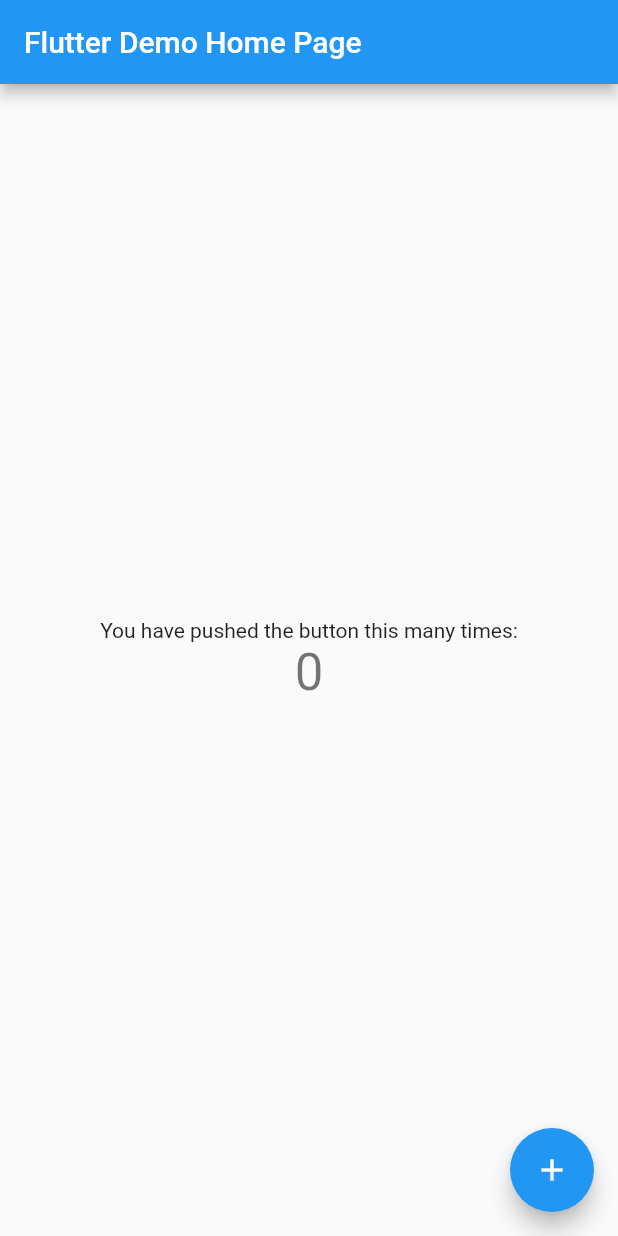
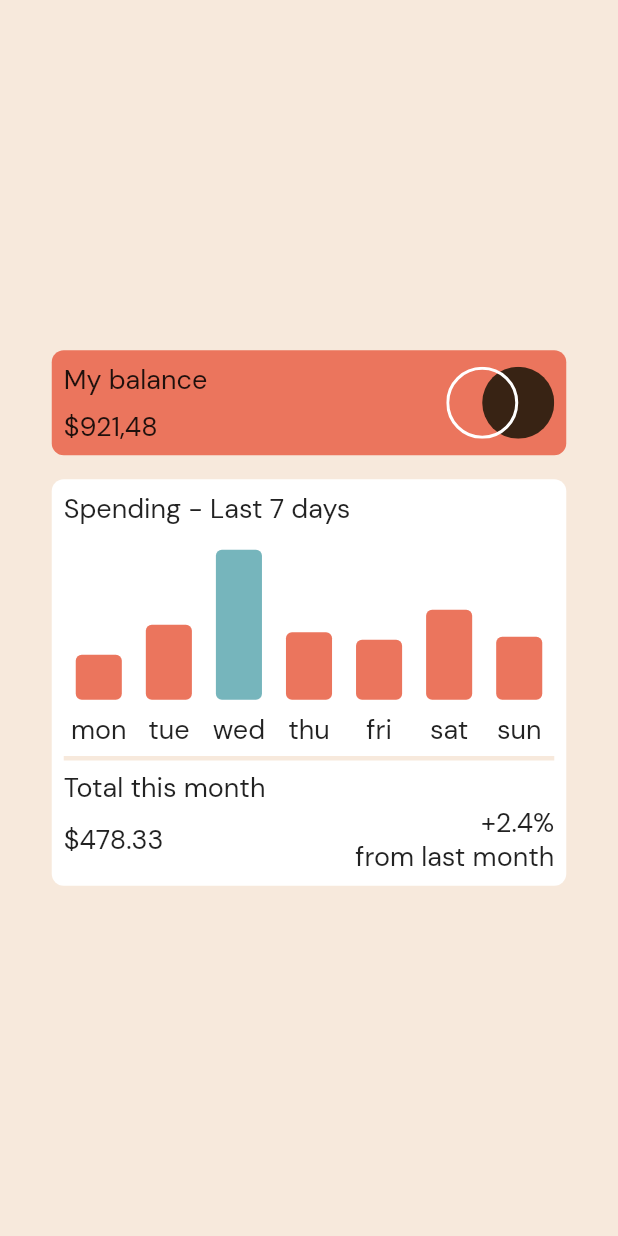
Before and after one commit to Pliavi/FM-flutter-1-expenses-chart-component, a Flutter app: the screen it shows after launch, on a phone screen of 412 x 824 dp. Run offline on Flutter 3.47's test engine with Material 2 defaults, Android fonts, the phone set to English and light mode, and no system bars; our stand-ins replace flutter_svg, google_fonts.

Commit message:
create design

```diff
--- a/lib/main.dart
+++ b/lib/main.dart
@@ -1,4 +1,7 @@
+import 'package:expense_chart_component/constants/colors.dart';
 import 'package:flutter/material.dart';
+import 'package:flutter_svg/svg.dart';
+import 'package:google_fonts/google_fonts.dart';
 
 void main() {
   runApp(const MyApp());
@@ -7,109 +10,140 @@
 class MyApp extends StatelessWidget {
   const MyApp({Key? key}) : super(key: key);
 
-  // This widget is the root of your application.
   @override
   Widget build(BuildContext context) {
+    final textTheme = Theme.of(context).textTheme;
+
     return MaterialApp(
       title: 'Flutter Demo',
       theme: ThemeData(
-        // This is the theme of your application.
-        //
-        // Try running your application with "flutter run". You'll see the
-        // application has a blue toolbar. Then, without quitting the app, try
-        // changing the primarySwatch below to Colors.green and then invoke
-        // "hot reload" (press "r" in the console where you ran "flutter run",
-        // or simply save your changes to "hot reload" in a Flutter IDE).
-        // Notice that the counter didn't reset back to zero; the application
-        // is not restarted.
         primarySwatch: Colors.blue,
+        textTheme: GoogleFonts.dmSansTextTheme(textTheme).copyWith(
+          bodyText2: GoogleFonts.dmSansTextTheme().bodyText2?.copyWith(
+                fontSize: 18,
+              ),
+        ),
       ),
-      home: const MyHomePage(title: 'Flutter Demo Home Page'),
+      home: const ExpenseChart(),
     );
   }
 }
 
-class MyHomePage extends StatefulWidget {
-  const MyHomePage({Key? key, required this.title}) : super(key: key);
-
-  // This widget is the home page of your application. It is stateful, meaning
-  // that it has a State object (defined below) that contains fields that affect
-  // how it looks.
-
-  // This class is the configuration for the state. It holds the values (in this
-  // case the title) provided by the parent (in this case the App widget) and
-  // used by the build method of the State. Fields in a Widget subclass are
-  // always marked "final".
-
-  final String title;
-
-  @override
-  State<MyHomePage> createState() => _MyHomePageState();
-}
-
-class _MyHomePageState extends State<MyHomePage> {
-  int _counter = 0;
-
-  void _incrementCounter() {
-    setState(() {
-      // This call to setState tells the Flutter framework that something has
-      // changed in this State, which causes it to rerun the build method below
-      // so that the display can reflect the updated values. If we changed
-      // _counter without calling setState(), then the build method would not be
-      // called again, and so nothing would appear to happen.
-      _counter++;
-    });
-  }
+class ExpenseChart extends StatelessWidget {
+  const ExpenseChart({Key? key}) : super(key: key);
 
   @override
   Widget build(BuildContext context) {
-    // This method is rerun every time setState is called, for instance as done
-    // by the _incrementCounter method above.
-    //
-    // The Flutter framework has been optimized to make rerunning build methods
-    // fast, so that you can just rebuild anything that needs updating rather
-    // than having to individually change instances of widgets.
     return Scaffold(
-      appBar: AppBar(
-        // Here we take the value from the MyHomePage object that was created by
-        // the App.build method, and use it to set our appbar title.
-        title: Text(widget.title),
-      ),
+      backgroundColor: CColors.background,
       body: Center(
-        // Center is a layout widget. It takes a single child and positions it
-        // in the middle of the parent.
-        child: Column(
-          // Column is also a layout widget. It takes a list of children and
-          // arranges them vertically. By default, it sizes itself to fit its
-          // children horizontally, and tries to be as tall as its parent.
-          //
-          // Invoke "debug painting" (press "p" in the console, choose the
-          // "Toggle Debug Paint" action from the Flutter Inspector in Android
-          // Studio, or the "Toggle Debug Paint" command in Visual Studio Code)
-          // to see the wireframe for each widget.
-          //
-          // Column has various properties to control how it sizes itself and
-          // how it positions its children. Here we use mainAxisAlignment to
-          // center the children vertically; the main axis here is the vertical
-          // axis because Columns are vertical (the cross axis would be
-          // horizontal).
-          mainAxisAlignment: MainAxisAlignment.center,
-          children: <Widget>[
-            const Text(
-              'You have pushed the button this many times:',
+        child: ConstrainedBox(
+          constraints: const BoxConstraints(maxWidth: 375),
+          child: Padding(
+            padding: const EdgeInsets.all(16),
+            child: Column(
+              mainAxisSize: MainAxisSize.min,
+              children: [
+                Container(
+                  padding: const EdgeInsets.all(8),
+                  decoration: BoxDecoration(
+                    color: CColors.primary,
+                    borderRadius: BorderRadius.circular(8),
+                  ),
+                  child: Row(
+                    mainAxisAlignment: MainAxisAlignment.spaceBetween,
+                    children: [
+                      Column(
+                        crossAxisAlignment: CrossAxisAlignment.start,
+                        children: [
+                          Text("My balance"),
+                          SizedBox(height: 8),
+                          Text("\$921,48"),
+                        ],
+                      ),
+                      SvgPicture.asset("assets/images/logo.svg"),
+                    ],
+                  ),
+                ),
+                const SizedBox(height: 16),
+                Container(
+                  decoration: BoxDecoration(
+                    color: Colors.white,
+                    borderRadius: BorderRadius.circular(8),
+                  ),
+                  padding: const EdgeInsets.all(8),
+                  child: Column(
+                    crossAxisAlignment: CrossAxisAlignment.start,
+                    children: [
+                      const Text("Spending - Last 7 days"),
+                      const SizedBox(height: 8),
+                      Row(
+                        crossAxisAlignment: CrossAxisAlignment.end,
+                        children: [
+                          _SpendingColumn("mon", 30),
+                          _SpendingColumn("tue", 50),
+                          _SpendingColumn("wed", 100, active: true),
+                          _SpendingColumn("thu", 45),
+                          _SpendingColumn("fri", 40),
+                          _SpendingColumn("sat", 60),
+                          _SpendingColumn("sun", 42),
+                        ],
+                      ),
+                      Divider(color: CColors.borders, thickness: 3),
+                      Text("Total this month"),
+                      Row(
+                        mainAxisAlignment: MainAxisAlignment.spaceBetween,
+                        children: [
+                          Text("\$478.33"),
+                          Column(
+                            crossAxisAlignment: CrossAxisAlignment.end,
+                            children: [
+                              Text("+2.4%"),
+                              Text("from last month"),
+                            ],
+                          )
+                        ],
+                      )
+                    ],
+                  ),
+                )
+              ],
             ),
-            Text(
-              '$_counter',
-              style: Theme.of(context).textTheme.headline4,
-            ),
-          ],
+          ),
         ),
       ),
-      floatingActionButton: FloatingActionButton(
-        onPressed: _incrementCounter,
-        tooltip: 'Increment',
-        child: const Icon(Icons.add),
-      ), // This trailing comma makes auto-formatting nicer for build methods.
     );
   }
 }
+
+class _SpendingColumn extends StatelessWidget {
+  const _SpendingColumn(
+    this.day,
+    this.value, {
+    Key? key,
+    this.active = false,
+  }) : super(key: key);
+
+  final double value;
+  final bool active;
+  final String day;
+
+  @override
+  Widget build(BuildContext context) {
+    return Expanded(
+      child: Column(
+        children: [
+          Container(
+            decoration: BoxDecoration(
+              color: active ? CColors.secondary : CColors.primary,
+              borderRadius: BorderRadius.circular(4),
+            ),
+            margin: const EdgeInsets.all(8),
+            height: value,
+          ),
+          Text(day),
+        ],
+      ),
+    );
+  }
+}
```
